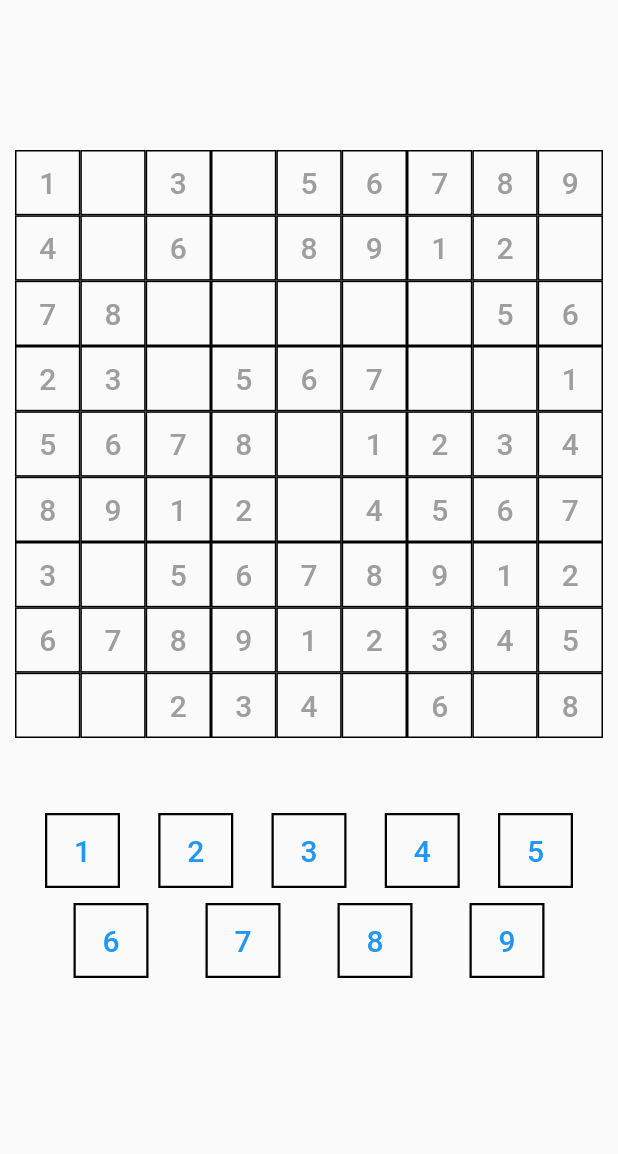
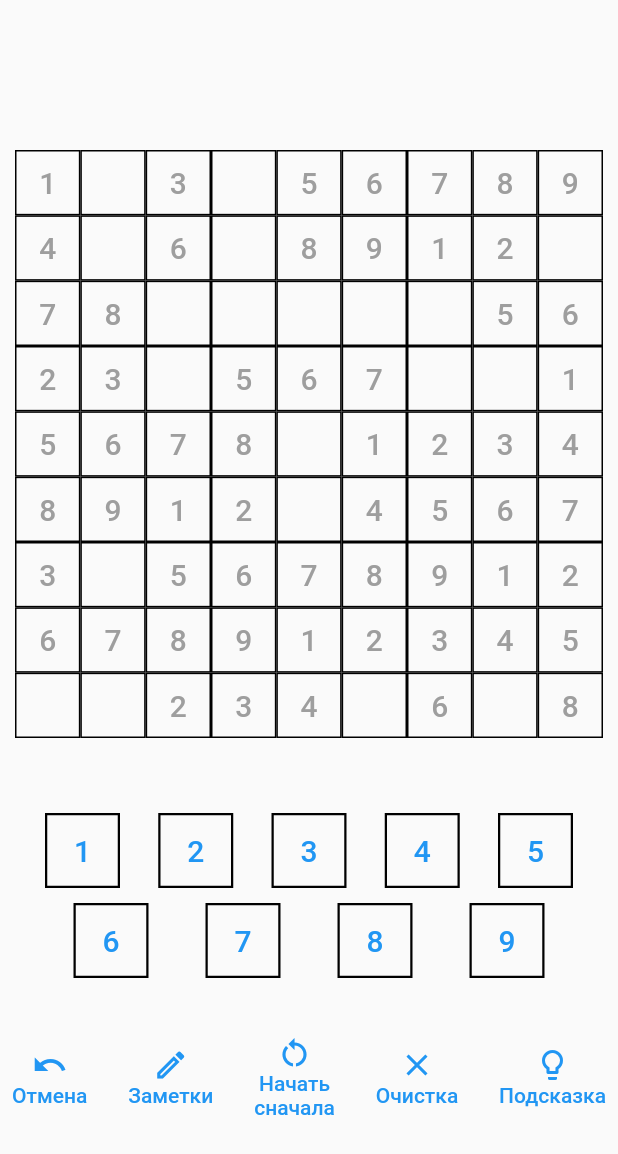
Before and after one commit to lazlo7/Flutter-Sudoku, a Flutter app: the screen it shows after launch, after a tap on the "arrow forward" icon, after a tap on "Играть", on a phone screen of 412 x 824 dp. Shown: the top 1154 px of the screen. Run offline on Flutter 3.47's test engine with Material 2 defaults, Android fonts, the phone set to English and light mode, and no system bars.

Commit message:
Added game buttons

```diff
--- /dev/null
+++ b/lib/model/icon_undertext_button.dart
@@ -0,0 +1,14 @@
+import 'package:flutter/material.dart';
+
+class IconUnderTextButton {
+  static Widget build(
+      {required Icon icon,
+      required Text text,
+      required VoidCallback onPressed}) {
+    return TextButton(
+        onPressed: onPressed,
+        child: Column(
+          children: [icon, text],
+        ));
+  }
+}
--- a/lib/ui/sudoku_game_widget.dart
+++ b/lib/ui/sudoku_game_widget.dart
@@ -1,6 +1,7 @@
 import 'package:flutter/material.dart';
 import 'package:flutter_sudoku/model/field_cell_type.dart';
 import 'package:flutter_sudoku/model/field_coords.dart';
+import 'package:flutter_sudoku/model/icon_undertext_button.dart';
 import 'package:flutter_sudoku/model/sudoku_field_keeper.dart';
 
 import '../model/field_move.dart';
@@ -17,7 +18,7 @@ class SudokuGameWidget extends StatefulWidget {
 }
 
 class _SudokuGameWidgetState extends State<SudokuGameWidget> {
-  Future<void>? conflictingRemoveFuture;
+  bool notesMode = false;
   FieldCoords selectedCellCoords = SudokuField.invalidCoords;
   FieldCoords conflictingCellCoords = SudokuField.invalidCoords;
 
@@ -98,6 +99,47 @@ class _SudokuGameWidgetState extends State<SudokuGameWidget> {
                   buildNumberButton(7),
                   buildNumberButton(8)
                 ])),
+        const SizedBox(height: 30),
+        Row(
+          mainAxisAlignment: MainAxisAlignment.spaceBetween,
+          children: [
+            // Undo button.
+            IconUnderTextButton.build(
+              icon: const Icon(Icons.undo),
+              text: const Text("Отмена",
+                  textAlign: TextAlign.center),
+              onPressed: onUndoButtonPressed,
+            ),
+            // Notes mode button.
+            IconUnderTextButton.build(
+              icon: notesMode
+                  ? const Icon(Icons.edit)
+                  : const Icon(Icons.edit_outlined),
+              text:
+                  const Text("Заметки", textAlign: TextAlign.center),
+              onPressed: onNotesButtonPressed,
+            ),
+            // Restart button.
+            IconUnderTextButton.build(
+              icon: const Icon(Icons.restart_alt),
+              text: const Text("Начать\nсначала",
+                  textAlign: TextAlign.center),
+              onPressed: onRestartButtonPressed,
+            ),
+            // Clear cell button.
+            IconUnderTextButton.build(
+              icon: const Icon(Icons.clear_outlined),
+              text: const Text("Очистка",
+                  textAlign: TextAlign.center),
+              onPressed: onClearCellButtonPressed,
+            ),
+            // Hint button.
+            IconUnderTextButton.build(
+                icon: const Icon(Icons.lightbulb_outline),
+                text: const Text("Подсказка", textAlign: TextAlign.center),
+                onPressed: onHintButtonPressed),
+          ],
+        )
       ],
     ));
   }
@@ -128,8 +170,8 @@ class _SudokuGameWidgetState extends State<SudokuGameWidget> {
   }
 
   onCellButtonPressed(int row, int col) {
-    final cell = widget._fieldKeeper.fields[widget._sudokuFieldId]!
-        .field[row][col];
+    final cell =
+        widget._fieldKeeper.fields[widget._sudokuFieldId]!.field[row][col];
     // Ignore clues.
     if (cell.type == FieldCellType.clue) {
       return;
@@ -145,6 +187,15 @@ class _SudokuGameWidgetState extends State<SudokuGameWidget> {
       return;
     }
 
+    if (notesMode) {
+      setState(() {
+        widget._fieldKeeper.fields[widget._sudokuFieldId]!.toggleNote(FieldMove(
+            FieldCoords(selectedCellCoords.row, selectedCellCoords.col),
+            index + 1));
+      });
+      return;
+    }
+
     var move = FieldMove(
         FieldCoords(selectedCellCoords.row, selectedCellCoords.col), index + 1);
 
@@ -155,7 +206,7 @@ class _SudokuGameWidgetState extends State<SudokuGameWidget> {
     });
 
     if (conflictingCellCoords != SudokuField.invalidCoords) {
-      conflictingRemoveFuture = Future.delayed(const Duration(seconds: 1), () {
+      Future.delayed(const Duration(seconds: 1), () {
         // setState only if widget is still mounted
         if (mounted) {
           setState(() {
@@ -167,4 +218,17 @@ class _SudokuGameWidgetState extends State<SudokuGameWidget> {
       widget._fieldKeeper.saveFields();
     }
   }
+
+  void onUndoButtonPressed() {}
+
+  void onNotesButtonPressed() {
+    setState(() {
+      notesMode = !notesMode;
+    });
+  }
+
+  void onRestartButtonPressed() {}
+
+  void onClearCellButtonPressed() {}
+  void onHintButtonPressed() {}
 }
--- a/lib/ui/sudoku_menu_widget.dart
+++ b/lib/ui/sudoku_menu_widget.dart
@@ -4,6 +4,8 @@ import 'package:flutter_sudoku/model/sudoku_field_keeper.dart';
 import 'package:flutter_sudoku/model/sudoku_generator.dart';
 import 'package:flutter_sudoku/ui/sudoku_levels_widget.dart';
 import 'package:flutter_sudoku/ui/sudoku_game_widget.dart';
+
+import '../model/icon_undertext_button.dart';
 
 class SudokuMenuWidget extends StatefulWidget {
   const SudokuMenuWidget({required this.fieldKeeper, super.key});
@@ -52,41 +54,33 @@ class _SudokuMenuWidgetState extends State<SudokuMenuWidget> {
         Row(
           mainAxisAlignment: MainAxisAlignment.spaceEvenly,
           children: [
-            buildLevelButton(
+            // iconSize: 32, textSize: 18, textAlign: center
+            IconUnderTextButton.build(
                 onPressed: onCreateLevelButtonPressed,
-                icon: Icons.add,
-                label: "Создать"),
-            buildLevelButton(
+                icon: const Icon(Icons.add, size: 32),
+                text: const Text("Создать",
+                    textAlign: TextAlign.center,
+                    style: TextStyle(fontSize: 18))),
+            IconUnderTextButton.build(
                 onPressed: () => Navigator.push(
                     context,
                     MaterialPageRoute(
-                        builder: (context) => SudokuLevelsWidget(widget.fieldKeeper))),
-                icon: Icons.more_horiz,
-                label: "Уровни"),
-            buildLevelButton(
+                        builder: (context) =>
+                            SudokuLevelsWidget(widget.fieldKeeper))),
+                icon: const Icon(Icons.more_horiz, size: 32),
+                text: const Text("Уровни",
+                    textAlign: TextAlign.center,
+                    style: TextStyle(fontSize: 18))),
+            IconUnderTextButton.build(
                 onPressed: onImportLevelButtonPressed,
-                icon: Icons.file_download_outlined,
-                label: "Импорт"),
+                icon: const Icon(Icons.file_download_outlined, size: 32),
+                text: const Text("Импорт",
+                    textAlign: TextAlign.center,
+                    style: TextStyle(fontSize: 18))),
           ],
         )
       ],
     ));
-  }
-
-  Widget buildLevelButton(
-      {required IconData icon,
-      required String label,
-      required VoidCallback onPressed}) {
-    return TextButton(
-        onPressed: onPressed,
-        child: Column(
-          children: [
-            Icon(icon, size: 32),
-            Text(label,
-                textAlign: TextAlign.center,
-                style: const TextStyle(fontSize: 18))
-          ],
-        ));
   }
 
   void onSwitchDifficultyButtonPressed(bool next) {
@@ -98,7 +92,8 @@ class _SudokuMenuWidgetState extends State<SudokuMenuWidget> {
   }
 
   void onPlayButtonPressed() {
-    final newField = SudokuGenerator.generateField(sudokuDifficulty.minClues, sudokuDifficulty.maxClues);
+    final newField = SudokuGenerator.generateField(
+        sudokuDifficulty.minClues, sudokuDifficulty.maxClues);
     final id = widget.fieldKeeper.addField(newField);
     Navigator.push(
         context,
```
Also changed, not shown: lib/model/sudoku_field.dart (+9 -6 lines).
